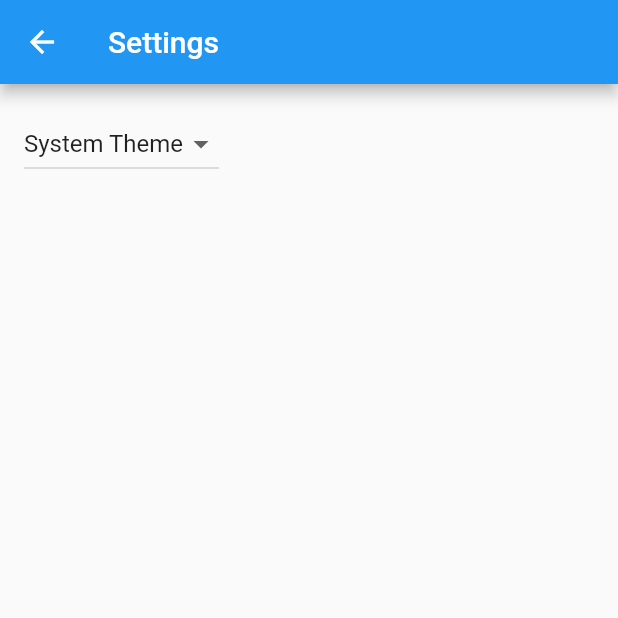
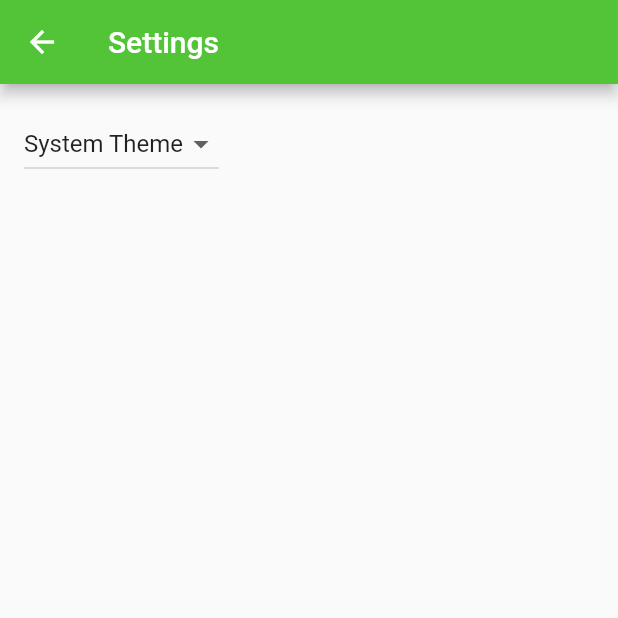
Before and after one commit to YoungWonks/ywsos2022, a Flutter app: the screen it shows after launch, after a tap on the "settings" icon, on a phone screen of 412 x 824 dp, the top half of it. Run offline on Flutter 3.47's test engine with Material 2 defaults, Android fonts, the light colour scheme and no system bars; generated files the repository leaves out were written again.

Commit message:
Changed the theme (This is not final)

```diff
--- a/mobile/lib/src/app.dart
+++ b/mobile/lib/src/app.dart
@@ -56,8 +56,17 @@ class MyApp extends StatelessWidget {
           // Define a light and dark color theme. Then, read the user's
           // preferred ThemeMode (light, dark, or system default) from the
           // SettingsController to display the correct theme.
-          theme: ThemeData(),
-          darkTheme: ThemeData.dark(),
+          theme: ThemeData(
+              colorScheme: const ColorScheme.light().copyWith(
+                  primary: const Color.fromRGBO(83, 195, 56, 1),
+                  secondary: Colors.white)),
+          darkTheme: ThemeData(
+            appBarTheme: AppBarTheme(color: Colors.blue),
+            colorScheme: const ColorScheme.dark().copyWith(
+              primary: const Color.fromRGBO(57, 57, 255, 1),
+              secondary: Colors.grey,
+            ),
+          ),
           themeMode: settingsController.themeMode,
 
           // Define a function to handle named routes in order to support
```
